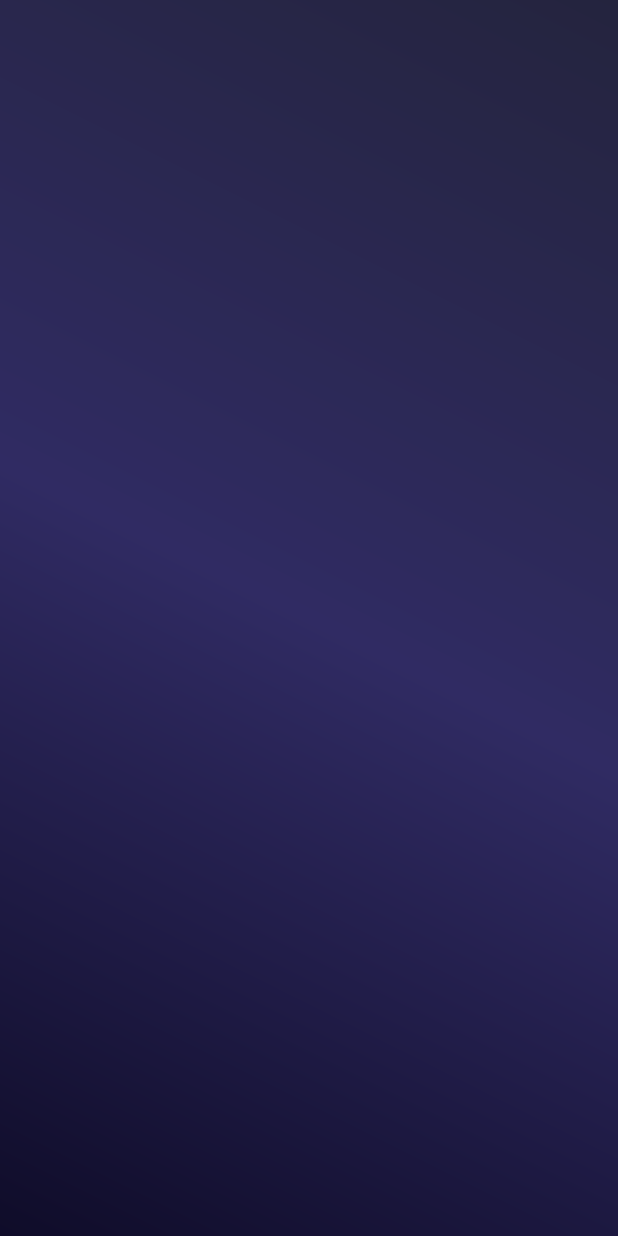
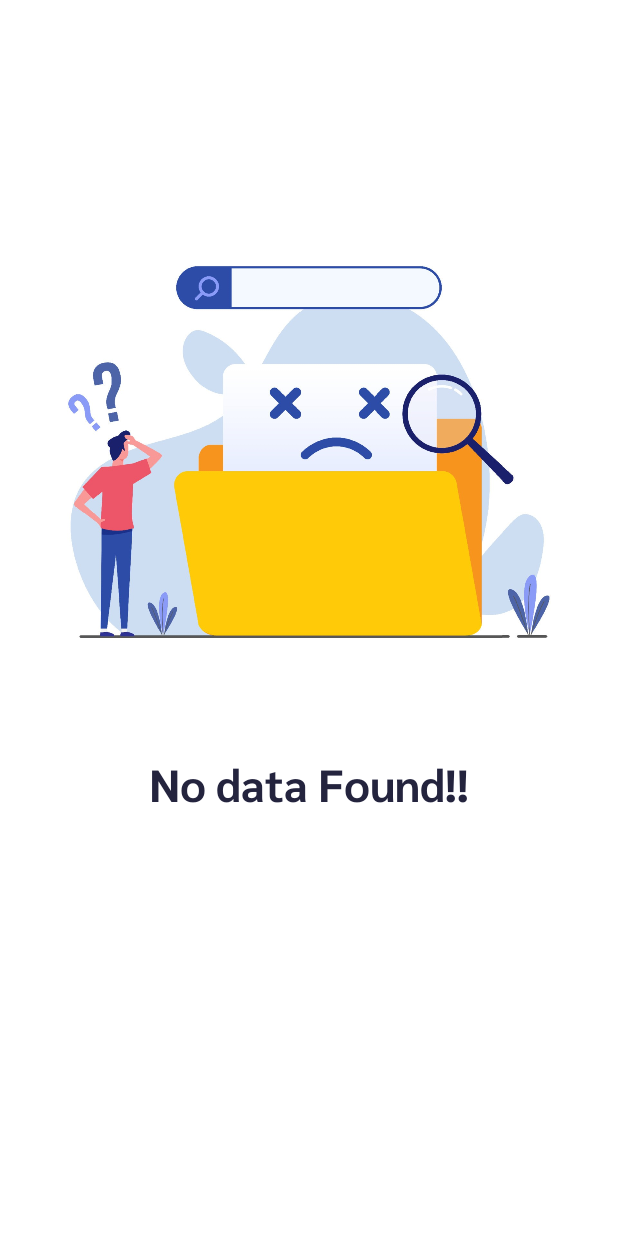
Before and after one commit to Pratik-96/AssignMate, an Android app: the fetch_files screen opened directly, with no data from a screen before it, on a phone screen of 412 x 824 dp. Run offline under Robolectric (Android 15) with nearby library versions, the phone set to English and light mode, and no system bars; our stand-ins replace Firebase (no records; nobody signed in at launch, a user with empty details on screens opened directly); 2 statements that could not run were skipped.

Commit message:
Added No data screen when no data is fetched from firebase.

```diff
--- a/app/build.gradle
+++ b/app/build.gradle
@@ -54,9 +54,9 @@ dependencies {
     implementation 'com.google.firebase:firebase-storage-ktx:20.2.0'
     implementation 'com.google.firebase:firebase-database:20.2.2'
     implementation 'com.google.firebase:firebase-auth:22.0.0'
+    implementation 'com.google.firebase:firebase-messaging:23.1.2'
     testImplementation 'junit:junit:4.13.2'
     implementation 'com.firebaseui:firebase-ui-database:8.0.1'
-    // Dependency for Firebase REaltime Database
     implementation 'com.google.firebase:firebase-database:19.3.1'
     androidTestImplementation 'androidx.test.ext:junit:1.1.5'
     androidTestImplementation 'androidx.test.espresso:espresso-core:3.5.1'
--- a/app/src/main/AndroidManifest.xml
+++ b/app/src/main/AndroidManifest.xml
@@ -4,6 +4,7 @@
 
     <uses-permission android:name="android.permission.INTERNET" />
     <uses-permission android:name="android.permission.ACCESS_NETWORK_STATE"/>
+    <uses-permission android:name="android.permission.POST_NOTIFICATIONS" />
     <uses-permission android:name="android.permission.READ_EXTERNAL_STORAGE" />
 
 
--- a/app/src/main/java/com/example/assignmate/adapter.java
+++ b/app/src/main/java/com/example/assignmate/adapter.java
@@ -7,6 +7,7 @@ import android.net.Uri;
 import android.view.LayoutInflater;
 import android.view.View;
 import android.view.ViewGroup;
+import android.widget.ImageView;
 import android.widget.ProgressBar;
 import android.widget.TextView;
 
@@ -14,8 +15,12 @@ import androidx.annotation.NonNull;
 import androidx.recyclerview.widget.RecyclerView;
 import com.firebase.ui.database.FirebaseRecyclerAdapter;
 import com.firebase.ui.database.FirebaseRecyclerOptions;
+
+import org.w3c.dom.Text;
+
 import java.util.ArrayList;
 import java.util.ConcurrentModificationException;
+import java.util.IdentityHashMap;
 
 public class adapter extends FirebaseRecyclerAdapter<file_model,adapter.ViewHolder> {
     RecyclerView recyclerView;
@@ -24,6 +29,9 @@ public class adapter extends FirebaseRecyclerAdapter<file_model,adapter.ViewHold
     ProgressBar progressBar;
     Context context;
 
+    ImageView image;
+
+    TextView empty;
     ArrayList<String> urls = new ArrayList<>();
 
     /**
@@ -60,6 +68,8 @@ public class adapter extends FirebaseRecyclerAdapter<file_model,adapter.ViewHold
         holder.name.setText("File Name:- "+model.getFile_Name());
         holder.descrption.setText("Description:- "+model.getDescription());
         urls.add(model.getUrl());
+
+
         holder.itemView.setOnClickListener(new View.OnClickListener() {
             @Override
             public void onClick(View view) {
@@ -76,6 +86,7 @@ public class adapter extends FirebaseRecyclerAdapter<file_model,adapter.ViewHold
                     context.startActivity(intent);
                 }
             }
+
         });
 
     }
@@ -92,9 +103,22 @@ public class adapter extends FirebaseRecyclerAdapter<file_model,adapter.ViewHold
             descrption=itemView.findViewById(R.id.put_description);
             RecyclerView recyclerView=itemView.findViewById(R.id.recyclerView);
 
+            empty = itemView.findViewById(R.id.empty);
+
+
         }
 
     }
 
 
+
+    @Override
+    public void onDataChanged() {
+        super.onDataChanged();
+        if (progressBar!=null)
+        {
+            progressBar.setVisibility(View.GONE);
+
+        }
+    }
 }
--- a/app/src/main/java/com/example/assignmate/fetch_files.java
+++ b/app/src/main/java/com/example/assignmate/fetch_files.java
@@ -19,6 +19,7 @@ import com.google.firebase.database.DataSnapshot;
 import com.google.firebase.database.DatabaseError;
 import com.google.firebase.database.DatabaseReference;
 import com.google.firebase.database.FirebaseDatabase;
+import com.google.firebase.database.ValueEventListener;
 
 import java.util.ArrayList;
 import java.util.Objects;
@@ -45,15 +46,43 @@ public class fetch_files extends AppCompatActivity {
            String subject = bundle.getString("name");
            String type = bundle.getString("docType");
         binding.selectedCategory.setText(type);
+        binding.selectedCategory2.setText(type);
 
 
+        binding.progressBarID.setVisibility(View.VISIBLE);
         DatabaseReference databaseReference= FirebaseDatabase.getInstance().getReference().child(subject).child(type);
+
+        databaseReference.addListenerForSingleValueEvent(new ValueEventListener() {
+            @Override
+            public void onDataChange(@NonNull DataSnapshot snapshot) {
+                binding.progressBarID.setVisibility(View.GONE);
+                if (snapshot.getChildrenCount()==0)
+                {
+                    binding.recyclerView.setVisibility(View.VISIBLE);
+                    binding.nodata.setVisibility(View.VISIBLE);
+
+                }
+            }
+
+            @Override
+            public void onCancelled(@NonNull DatabaseError error) {
+                binding.progressBarID.setVisibility(View.GONE);
+                binding.recyclerView.setVisibility(View.GONE);
+                binding.nodata.setVisibility(View.VISIBLE);
+
+            }
+        });
 //
+
         binding.recyclerView.setLayoutManager(new LinearLayoutManager(getApplicationContext()));
 
         FirebaseRecyclerOptions<file_model> options = new FirebaseRecyclerOptions.Builder<file_model>().setQuery(databaseReference, file_model.class).build();
-         ad = new adapter(options,fetch_files.this);
+
+
+
+        ad = new adapter(options,fetch_files.this);
         binding.recyclerView.setAdapter(ad);
+        binding.recyclerView.setVisibility(View.VISIBLE);
     }
 
     @Override
--- a/app/src/main/java/com/example/assignmate/uploadFile.java
+++ b/app/src/main/java/com/example/assignmate/uploadFile.java
@@ -4,9 +4,14 @@ import androidx.annotation.NonNull;
 import androidx.annotation.Nullable;
 import androidx.appcompat.app.AppCompatActivity;
 import androidx.core.app.ActivityCompat;
+import androidx.core.app.NotificationCompat;
+import androidx.core.app.NotificationManagerCompat;
 import androidx.core.content.ContextCompat;
 
 import android.Manifest;
+import android.app.Notification;
+import android.app.NotificationChannel;
+import android.app.NotificationManager;
 import android.app.ProgressDialog;
 import android.content.Context;
 
@@ -15,6 +20,7 @@ import android.content.Intent;
 import android.content.pm.PackageManager;
 import android.database.Cursor;
 import android.net.Uri;
+import android.os.Build;
 import android.os.Bundle;
 import android.provider.MediaStore;
 import android.text.Editable;
@@ -34,6 +40,8 @@ import com.google.android.material.textfield.TextInputLayout;
 import com.google.firebase.FirebaseApp;
 import com.google.firebase.database.DatabaseReference;
 import com.google.firebase.database.FirebaseDatabase;
+import com.google.firebase.messaging.FirebaseMessaging;
+import com.google.firebase.messaging.RemoteMessage;
 import com.google.firebase.storage.FileDownloadTask;
 import com.google.firebase.storage.FirebaseStorage;
 import com.google.firebase.storage.OnProgressListener;
@@ -51,26 +59,31 @@ FirebaseDatabase database;
 
     Uri uri;
 
+    String str, sub, type;
+
 
     @Override
     public void onRequestPermissionsResult(int requestCode, @NonNull String[] permissions, @NonNull int[] grantResults) {
         super.onRequestPermissionsResult(requestCode, permissions, grantResults);
         if (requestCode == 9 && grantResults[0] == PackageManager.PERMISSION_GRANTED) {
             select_pdf();
+        } else if (requestCode == 99 && grantResults[0] == PackageManager.PERMISSION_GRANTED) {
+//            notification();
         } else {
             Toast.makeText(this, "Please Grant Permissions to use the App..", Toast.LENGTH_SHORT).show();
         }
+
     }
 
     @Override
     protected void onCreate(Bundle savedInstanceState) {
         super.onCreate(savedInstanceState);
-        binding=ActivityUploadFileBinding.inflate(getLayoutInflater());
+        binding = ActivityUploadFileBinding.inflate(getLayoutInflater());
         setContentView(binding.getRoot());
         storage = FirebaseStorage.getInstance();    // Returns an object of Firebase storage
-        database=FirebaseDatabase.getInstance();
+        database = FirebaseDatabase.getInstance();
 
-        ArrayAdapter<CharSequence> adapter = ArrayAdapter.createFromResource(getApplicationContext(),R.array.subjects, android.R.layout.simple_spinner_item);
+        ArrayAdapter<CharSequence> adapter = ArrayAdapter.createFromResource(getApplicationContext(), R.array.subjects, android.R.layout.simple_spinner_item);
         adapter.setDropDownViewResource(android.R.layout.simple_dropdown_item_1line);
         binding.spinner.setAdapter(adapter);
 
@@ -92,7 +105,7 @@ Uri uri;
             }
         });
 
-        ArrayAdapter<CharSequence> docTypeAd = ArrayAdapter.createFromResource(getApplicationContext(),R.array.documentType, android.R.layout.simple_spinner_item);
+        ArrayAdapter<CharSequence> docTypeAd = ArrayAdapter.createFromResource(getApplicationContext(), R.array.documentType, android.R.layout.simple_spinner_item);
         docTypeAd.setDropDownViewResource(android.R.layout.simple_dropdown_item_1line);
         binding.doctype.setAdapter(docTypeAd);
 
@@ -100,13 +113,10 @@ Uri uri;
         binding.selectFile.setOnClickListener(new View.OnClickListener() {
             @Override
             public void onClick(View view) {
-              if (ContextCompat.checkSelfPermission(uploadFile.this,Manifest.permission.READ_EXTERNAL_STORAGE)==PackageManager.PERMISSION_GRANTED)
-              {
+                if (ContextCompat.checkSelfPermission(uploadFile.this, Manifest.permission.READ_EXTERNAL_STORAGE) == PackageManager.PERMISSION_GRANTED) {
                     select_pdf();
-              }
-              else
-              {
-                  ActivityCompat.requestPermissions(uploadFile.this,new String[]{Manifest.permission.READ_EXTERNAL_STORAGE},9);
+                } else {
+                    ActivityCompat.requestPermissions(uploadFile.this, new String[]{Manifest.permission.READ_EXTERNAL_STORAGE}, 9);
                 }
             }
         });
@@ -115,35 +125,25 @@ Uri uri;
         binding.upload.setOnClickListener(new View.OnClickListener() {
             @Override
             public void onClick(View view) {
-              String sub = binding.spinner.getSelectedItem().toString();
-              String type = binding.doctype.getSelectedItem().toString();
+                sub = binding.spinner.getSelectedItem().toString();
+                type = binding.doctype.getSelectedItem().toString();
 
-              if (uri!=null)
-              {
-                  if (binding.description.getText().toString().isEmpty())
-                  {
+                if (uri != null) {
+                    if (binding.description.getText().toString().isEmpty()) {
                         binding.descriptionLy.setError("Description Cannot be Empty");
 
 
-                  }
-                  else if (sub.equals("None"))
-                  {
+                    } else if (sub.equals("None")) {
                         Toast.makeText(uploadFile.this, "Please select a subject..", Toast.LENGTH_SHORT).show();
-                  }
-                  else if (type.equals("None"))
-                  {
+                    } else if (type.equals("None")) {
                         Toast.makeText(uploadFile.this, "Please select document type..", Toast.LENGTH_SHORT).show();
-                  }
-                  else if (!binding.description.getText().toString().isEmpty() && !sub.equals("None") && !type.equals("None"))
-                  {
+                    } else if (!binding.description.getText().toString().isEmpty() && !sub.equals("None") && !type.equals("None")) {
                         upload(uri);
 
                     }
 
 
-              }
-              else
-              {
+                } else {
                     Toast.makeText(uploadFile.this, "Please select a file to upload..", Toast.LENGTH_SHORT).show();
                 }
             }
@@ -152,13 +152,9 @@ Uri uri;
         });
 
 
-
-
-
     }
 
-    public String getFileName(Uri uri)
-    {
+    public String getFileName(Uri uri) {
         String fileName;
         if (uri.getScheme().equals("file")) {
             fileName = uri.getLastPathSegment();
@@ -170,7 +166,7 @@ Uri uri;
                 }, null, null, null);
 
                 if (cursor != null && cursor.moveToFirst()) {
-                    fileName = cursor.getString(cursor.getColumnIndex(MediaStore.Images.ImageColumns.DISPLAY_NAME)+0);
+                    fileName = cursor.getString(cursor.getColumnIndex(MediaStore.Images.ImageColumns.DISPLAY_NAME) + 0);
                     return fileName;
                 }
             } finally {
@@ -182,6 +178,7 @@ Uri uri;
         }
         return "No file Selected";
     }
+
     //
     private void upload(Uri uri) {          // Uploads the file
 
@@ -192,7 +189,7 @@ Uri uri;
         dialog.show();
 
 
-       String str = getFileName(uri);
+        str = getFileName(uri);
         String path = str.replaceAll("\\.", "").replaceAll("\\(", "").replaceAll("\\)", "").replaceAll("\\[", "").replaceAll("]", "").replaceAll("#", "").replaceAll("\\$", "");
 
         StorageReference storageReference = storage.getReference();         //Get Reference returns root    path
@@ -209,7 +206,7 @@ Uri uri;
                         String url = uri.toString();     // Extracting url from result uri
                         DatabaseReference reference = database.getReference().child(selectedSub).child(selectedType).push();
                         String description = binding.description.getText().toString();
-                       file_model model = new file_model(str,description,url);
+                        file_model model = new file_model(str, description, url);
                         reference.setValue(model)
                                 .addOnCompleteListener(new OnCompleteListener<Void>() {
                                     @Override
@@ -217,6 +214,7 @@ Uri uri;
                                         if (task.isSuccessful()) {
                                             Toast.makeText(uploadFile.this, "File Uploaded Sucessfully!!", Toast.LENGTH_SHORT).show();
                                             dialog.setTitle("File Uploaded Sucessfully!!");
+//                                            notification();
                                             dialog.dismiss();
                                         } else {
                                             Toast.makeText(uploadFile.this, "Upload Failed!!", Toast.LENGTH_SHORT).show();
@@ -240,7 +238,7 @@ Uri uri;
             @Override
             public void onProgress(@NonNull UploadTask.TaskSnapshot snapshot) {
 
-               int currentProgress = (int) (100*snapshot.getBytesTransferred()/snapshot.getTotalByteCount());
+                int currentProgress = (int) (100 * snapshot.getBytesTransferred() / snapshot.getTotalByteCount());
                 dialog.setProgress(currentProgress);
             }
         });
@@ -248,10 +246,10 @@ Uri uri;
     }
 
     private void select_pdf() {
-        Intent intent= new Intent();
+        Intent intent = new Intent();
         intent.setType("*/*");
         intent.setAction(Intent.ACTION_GET_CONTENT);
-        startActivityForResult(intent,8);
+        startActivityForResult(intent, 8);
 
     }
 
@@ -259,14 +257,40 @@ Uri uri;
     protected void onActivityResult(int requestCode, int resultCode, @Nullable Intent data) {
         super.onActivityResult(requestCode, resultCode, data);
         if (requestCode == 8 && resultCode == RESULT_OK && data != null) {
-            uri=data.getData();     //return data of selected file
+            uri = data.getData();     //return data of selected file
             String fileName = getFileName(uri);
             binding.selectedFile.setText(fileName);
 
-        }
-        else
-        {
+        } else {
             Toast.makeText(this, "Please select a file to upload", Toast.LENGTH_SHORT).show();
         }
+
+
     }
+
+//    public void notification() {
+//        if (Build.VERSION.SDK_INT >= Build.VERSION_CODES.O) {
+//            NotificationChannel channel = new NotificationChannel("data_uploaded", "notification", NotificationManager.IMPORTANCE_DEFAULT);
+//            NotificationManager manager = getSystemService(NotificationManager.class);
+//            manager.createNotificationChannel(channel);
+//        }
+//        NotificationCompat.Builder builder = new NotificationCompat.Builder(getApplicationContext(), "data_uploaded")
+//                .setContentText("Code Sphere")
+//                .setSmallIcon(R.drawable.logo)
+//                .setAutoCancel(true)
+//                .setContentText("New document " + str + " is added in " + sub + "/" + type);
+//        NotificationManagerCompat managerCompat = NotificationManagerCompat.from(getApplicationContext());
+//
+//        if (ActivityCompat.checkSelfPermission(this, Manifest.permission.POST_NOTIFICATIONS) != PackageManager.PERMISSION_GRANTED) {
+//            ActivityCompat.requestPermissions(uploadFile.this, new String[]{Manifest.permission.POST_NOTIFICATIONS}, 99);
+//
+//            return;
+//        }
+//        managerCompat.notify(999, builder.build());
+//
+//
+//
+//
+//    }
+
     }
--- a/app/src/main/res/layout/activity_fetch_files.xml
+++ b/app/src/main/res/layout/activity_fetch_files.xml
@@ -15,38 +15,78 @@
         android:layout_height="wrap_content"
         android:layout_gravity="center"
         android:indeterminateTint="@color/white"
+        android:visibility="gone"
         app:layout_constraintBottom_toBottomOf="parent"
         app:layout_constraintEnd_toEndOf="parent"
-        android:visibility="gone"
         app:layout_constraintHorizontal_bias="0.498"
         app:layout_constraintStart_toStartOf="parent"
         app:layout_constraintTop_toTopOf="parent" />
+
 
     <TextView
         android:id="@+id/selected_category"
         android:layout_width="wrap_content"
         android:layout_height="wrap_content"
-        android:layout_marginTop="20dp"
-        android:layout_marginBottom="20dp"
+
+        android:layout_gravity="center"
+        android:layout_marginTop="16dp"
         android:fontFamily="@font/sarabun"
-        android:gravity="center"
         android:text="Selected Category"
         android:textColor="@color/white"
         android:textSize="30sp"
-        app:layout_constraintBottom_toTopOf="@+id/recyclerView"
         app:layout_constraintEnd_toEndOf="parent"
-        app:layout_constraintHorizontal_bias="0.496"
         app:layout_constraintStart_toStartOf="parent"
         app:layout_constraintTop_toTopOf="parent" />
+
+    <LinearLayout
+        android:id="@+id/nodata"
+        android:layout_width="match_parent"
+        android:layout_height="match_parent"
+        android:background="@color/white"
+        android:orientation="vertical"
+        android:visibility="gone"
+        app:layout_constraintBottom_toBottomOf="parent"
+        app:layout_constraintEnd_toEndOf="parent"
+        app:layout_constraintStart_toStartOf="parent"
+        app:layout_constraintTop_toTopOf="parent">
+
+        <TextView
+            android:id="@+id/selected_category2"
+            android:layout_width="wrap_content"
+            android:layout_height="wrap_content"
+            android:layout_gravity="center"
+            android:layout_marginTop="20dp"
+            android:fontFamily="@font/sarabun"
+            android:text="Selected Category"
+            android:textColor="@color/secondary"
+            android:textSize="30sp" />
+
+        <ImageView
+            android:layout_width="match_parent"
+            android:layout_height="400dp"
+            android:src="@drawable/nodata" />
+
+        <TextView
+            android:id="@+id/empty"
+            android:layout_width="wrap_content"
+            android:layout_height="wrap_content"
+            android:layout_gravity="center"
+            android:layout_marginTop="20dp"
+            android:fontFamily="@font/sarabun"
+            android:text="No data Found!!"
+            android:textColor="@color/secondary"
+            android:textSize="30sp"
+            android:visibility="visible" />
+
+
+    </LinearLayout>
 
     <androidx.recyclerview.widget.RecyclerView
         android:id="@+id/recyclerView"
         android:layout_width="0dp"
         android:layout_height="0dp"
-        android:layout_margin="10dp"
-        android:layout_marginStart="2dp"
-        android:layout_marginEnd="2dp"
-        android:layout_marginBottom="12dp"
+        android:layout_marginBottom="10dp"
+        android:visibility="visible"
         app:layout_constraintBottom_toBottomOf="parent"
         app:layout_constraintEnd_toEndOf="parent"
         app:layout_constraintStart_toStartOf="parent"
--- a/app/src/main/res/layout/activity_main.xml
+++ b/app/src/main/res/layout/activity_main.xml
@@ -38,7 +38,7 @@
             android:layout_marginTop="10dp"
             android:layout_marginEnd="20dp"
             app:tint="@color/white"
-            android:src="@drawable/baseline_logout_24" />
+            android:src="@drawable/menu_24" />
 
 
 
--- a/app/src/main/res/layout/activity_upload_file.xml
+++ b/app/src/main/res/layout/activity_upload_file.xml
@@ -17,7 +17,7 @@
         android:textColor="@color/white"
         android:textSize="30sp"
         android:layout_marginTop="10dp"
-        android:fontFamily="@font/dancing_script_font"
+        android:fontFamily="@font/sarabun"
         android:textStyle="bold"
         android:layout_gravity="center"/>
     <LinearLayout
```
Also changed, not shown: app/src/main/res/drawable/logo.png, app/src/main/res/drawable/nodata.jpg (added). Lines whose indentation alone changed are shown as unchanged.
